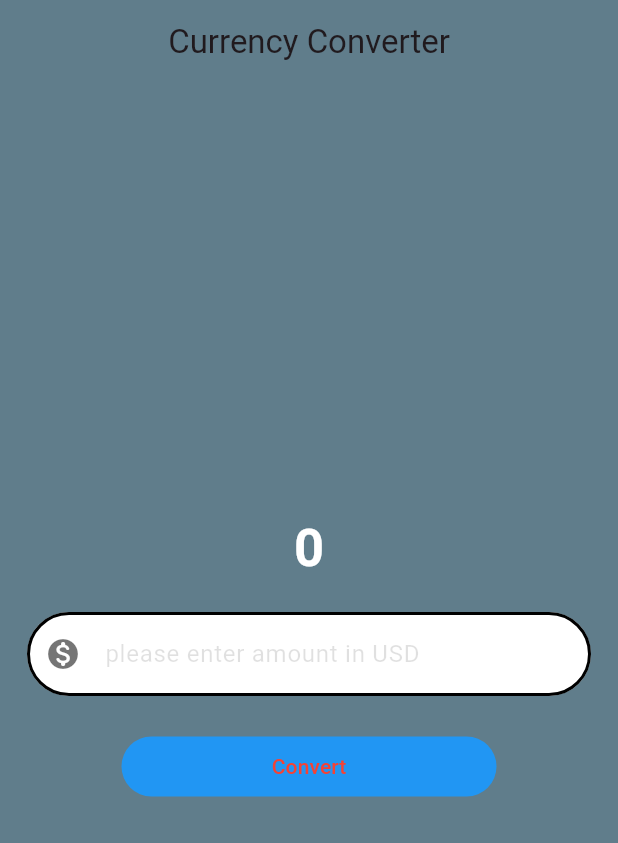
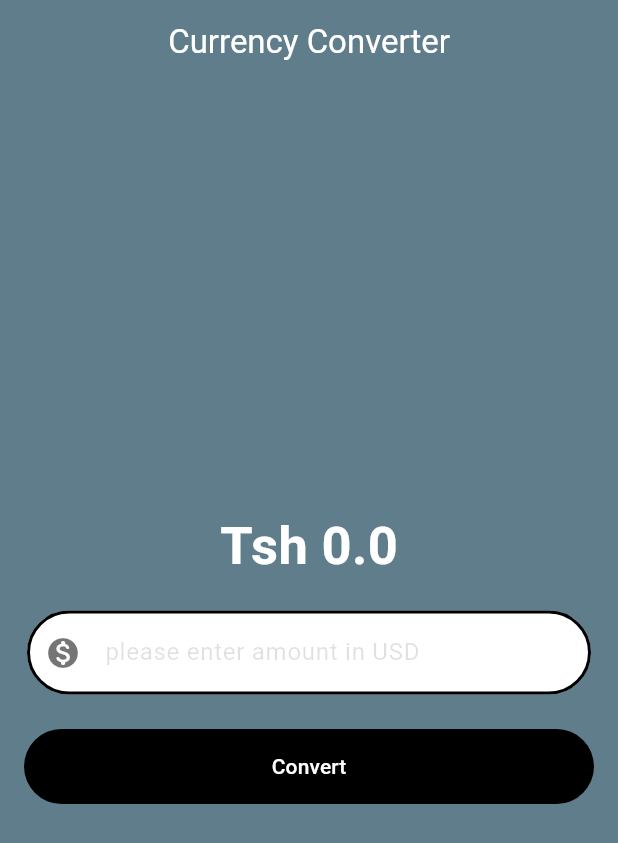
Before and after one commit to KIWOLY/mobile_campboot, a Flutter app: the screen it shows after launch, after a tap on "Convert", on a phone screen of 412 x 824 dp. Shown: the top 843 px of the screen. Run offline on Flutter 3.47's test engine with Material 3 defaults, Android fonts, the light colour scheme and no system bars.

Commit message:
impliment convert functionality

```diff
--- a/exchange_rate/lib/pages/currency_convert.dart
+++ b/exchange_rate/lib/pages/currency_convert.dart
@@ -1,8 +1,20 @@
-import 'package:flutter/foundation.dart';
 import 'package:flutter/material.dart';
 
-class CurrencyConvert extends StatelessWidget {
+class CurrencyConvert extends StatefulWidget {
   const CurrencyConvert({super.key});
+
+  @override
+  State<CurrencyConvert> createState() => _CurrencyConvertState();
+}
+
+class _CurrencyConvertState extends State<CurrencyConvert> {
+  double result = 0;
+  TextEditingController textEditingController = TextEditingController();
+  void convert() {
+    setState(() {
+      result = double.parse(textEditingController.text) * 2500;
+    });
+  }
 
   @override
   Widget build(BuildContext context) {
@@ -10,10 +22,12 @@ class CurrencyConvert extends StatelessWidget {
       borderSide: BorderSide(width: 2),
       borderRadius: BorderRadius.circular(60),
     );
+
     return Scaffold(
       backgroundColor: Colors.blueGrey,
       appBar: AppBar(
         backgroundColor: Colors.blueGrey,
+        foregroundColor: Colors.white,
         elevation: 0,
         title: const Text("Currency Converter"),
         centerTitle: true,
@@ -21,10 +35,10 @@ class CurrencyConvert extends StatelessWidget {
 
       body: Center(
         child: Column(
-          mainAxisAlignment: MainAxisAlignment.center,
+          mainAxisSize: MainAxisSize.min,
           children: [
             Text(
-              "0",
+              "Tsh $result",
               style: TextStyle(
                 fontSize: 35,
                 fontWeight: FontWeight.bold,
@@ -34,6 +48,7 @@ class CurrencyConvert extends StatelessWidget {
             Padding(
               padding: const EdgeInsets.all(18.0),
               child: TextField(
+                controller: textEditingController,
                 style: TextStyle(color: Colors.black87),
                 keyboardType: TextInputType.number,
                 decoration: InputDecoration(
@@ -52,16 +67,12 @@ class CurrencyConvert extends StatelessWidget {
               padding: const EdgeInsets.all(5.0),
               child: TextButton(
                 onPressed: () {
-                  if (kDebugMode) {
-                    print("hellow");
-                  }
-
-                  debugPrint("hellow");
+                  convert();
                 },
                 style: TextButton.styleFrom(
-                  backgroundColor: Colors.blue,
-                  foregroundColor: Colors.red,
-                  fixedSize: Size(250, 20),
+                  backgroundColor: Colors.black,
+                  foregroundColor: Colors.white,
+                  fixedSize: Size(380, 50),
                 ),
 
                 child: Text("Convert"),
```
